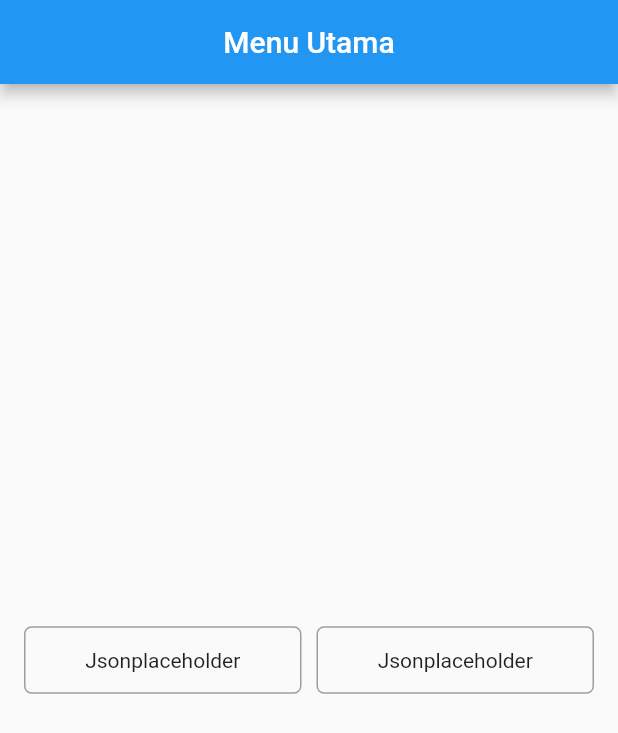
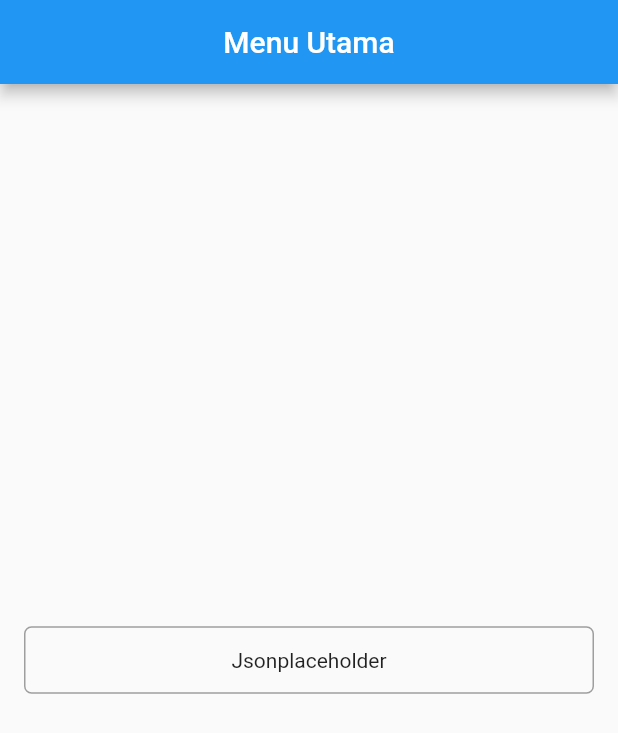
Before and after one commit to feggy/flutter_getx_retrofit, a Flutter app: the screen it shows after launch, on a phone screen of 412 x 824 dp. Shown: the top 733 px of the screen. Run offline on Flutter 3.47's test engine with Material 2 defaults, Android fonts, the phone set to English and light mode, and no system bars; our stand-ins replace dio, freezed_annotation, get, retrofit; generated files the repository leaves out were written again.

Commit message:
fix home

```diff
--- a/lib/app/modules/home/views/home_view.dart
+++ b/lib/app/modules/home/views/home_view.dart
@@ -16,9 +16,6 @@
       body: Center(
         child: Container(
           padding: EdgeInsets.symmetric(horizontal: 16),
-          child: Row(
-            children: [
-              Expanded(
           child: GestureDetector(
             onTap: () {
               Get.toNamed(Routes.JSON_PLACE_HOLDER);
@@ -37,24 +34,6 @@
             ),
           ),
         ),
-              SizedBox(width: 10),
-              Expanded(
-                child: Container(
-                  width: double.infinity,
-                  height: 45,
-                  decoration: BoxDecoration(
-                    borderRadius: BorderRadius.circular(5),
-                    border: Border.all(
-                      width: 1,
-                      color: Colors.grey,
-                    ),
-                  ),
-                  child: Center(child: Text('Jsonplaceholder')),
-                ),
-              ),
-            ],
-          ),
-        ),
       ),
     );
   }
```
Lines whose indentation alone changed are shown as unchanged.
